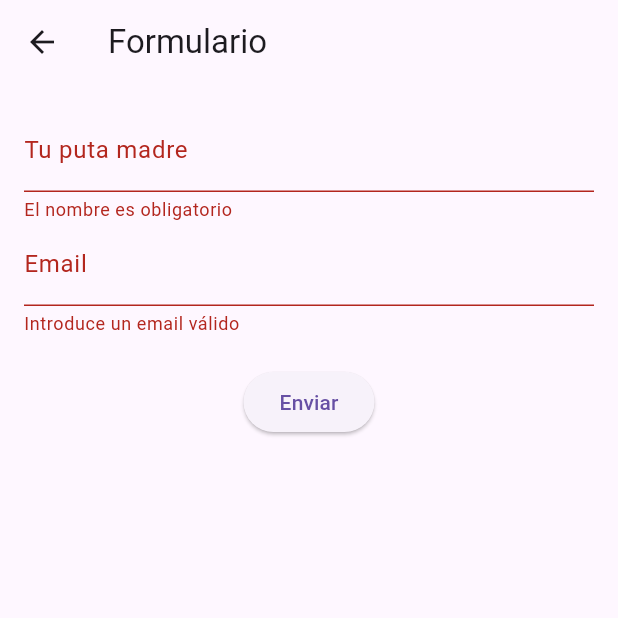
After one commit to zionmartiman/HelloWorld, a Flutter app: the PantallaFormulario screen opened by its route, after a tap on "Enviar", on a phone screen of 412 x 824 dp, the top half of it. The commit adds this screen. Run offline on Flutter 3.47's test engine with Material 3 defaults, Android fonts, the phone set to English and light mode, and no system bars.

Commit message:
form screen added

```diff
--- /dev/null
+++ b/lib/formulario.dart
@@ -0,0 +1,65 @@
+import 'package:flutter/material.dart';
+
+class PantallaFormulario extends StatefulWidget {
+  const PantallaFormulario({super.key});
+
+  @override
+  State<PantallaFormulario> createState() => _PantallaFormularioState();
+}
+
+class _PantallaFormularioState extends State<PantallaFormulario> {
+  final _formKey = GlobalKey<FormState>();
+  String nombre = '';
+  String email = '';
+
+  @override
+  Widget build(BuildContext context) {
+    return Scaffold(
+      appBar: AppBar(title: const Text('Formulario')),
+      body: Padding(
+        padding: const EdgeInsets.all(16.0),
+        child: Form(
+          key: _formKey, // conecta el formulario
+          child: Column(
+            children: [
+              TextFormField(
+                decoration: const InputDecoration(labelText: 'Tu puta madre'),
+                onSaved: (valor) => nombre = valor ?? '',
+                validator: (valor) {
+                  if (valor == null || valor.isEmpty) {
+                    return 'El nombre es obligatorio';
+                  }
+                  return null;
+                },
+              ),
+              TextFormField(
+                decoration: const InputDecoration(labelText: 'Email'),
+                keyboardType: TextInputType.emailAddress,
+                onSaved: (valor) => email = valor ?? '',
+                validator: (valor) {
+                  if (valor == null || !valor.contains('@')) {
+                    return 'Introduce un email válido';
+                  }
+                  return null;
+                },
+              ),
+              const SizedBox(height: 20),
+              ElevatedButton(
+                onPressed: () {
+                  final valido = _formKey.currentState?.validate();
+                  if (valido == true) {
+                    _formKey.currentState?.save();
+                    ScaffoldMessenger.of(context).showSnackBar(
+                      SnackBar(content: Text('Enviado: $nombre, $email')),
+                    );
+                  }
+                },
+                child: const Text('Enviar'),
+              ),
+            ],
+          ),
+        ),
+      ),
+    );
+  }
+}
--- a/lib/home.dart
+++ b/lib/home.dart
@@ -61,10 +61,16 @@ class _PantallaHomeState extends State<PantallaHome> {
                 Navigator.pushNamed(
                   context,
                   '/posicionamiento',
-                  arguments: "este valor viene de home",
+                  arguments: "este valor viene de home: $_valorRecibido",
                 );
               },
               child: Text('Ir a pantalla de Posicionamiento'),
+            ),
+            ElevatedButton(
+              onPressed: () {
+                Navigator.pushNamed(context, '/formulario');
+              },
+              child: Text('Ir a pantalla de Formulario'),
             ),
           ],
         ),
--- a/lib/main.dart
+++ b/lib/main.dart
@@ -3,6 +3,7 @@ import 'pantalla_detalle.dart';
 import 'pantalla_layout.dart';
 import 'posicioning.dart';
 import 'home.dart';
+import 'formulario.dart';
 
 void main() {
   runApp(const MyApp());
@@ -21,6 +22,7 @@ class MyApp extends StatelessWidget {
         '/detalle': (context) => PantallaDetalle(valorInicial: 3),
         '/layout': (context) => const PantallaLayout(),
         '/posicionamiento': (context) => const Posicioning(),
+        '/formulario': (context) => const PantallaFormulario(),
       },
     );
   }
```
